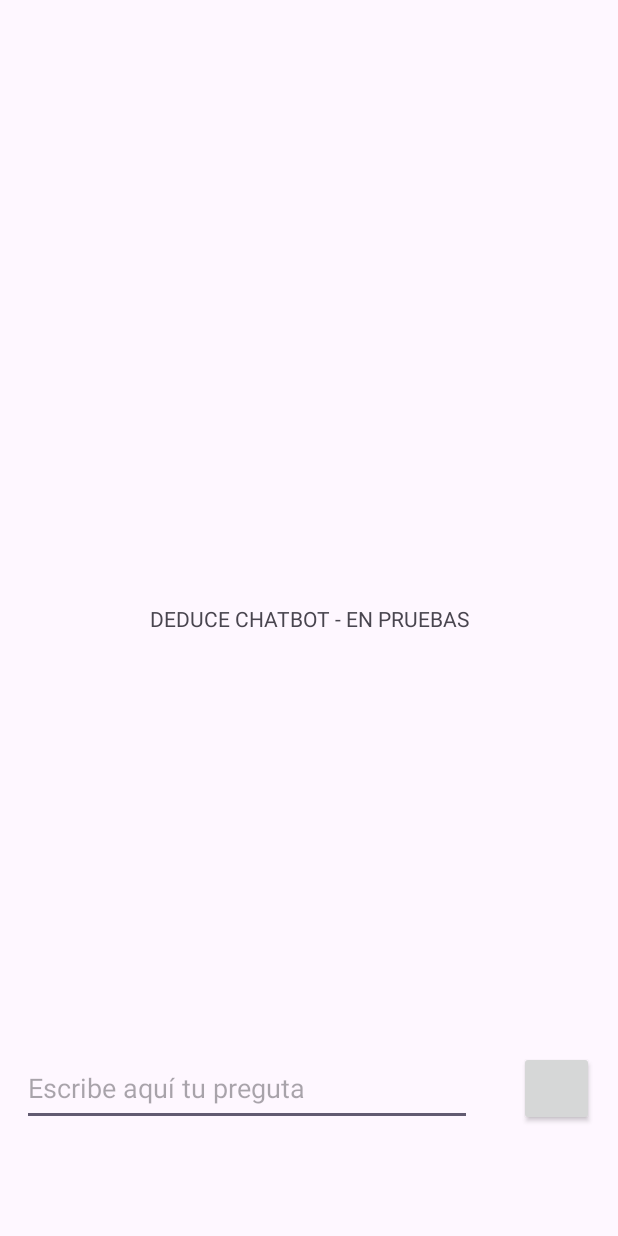
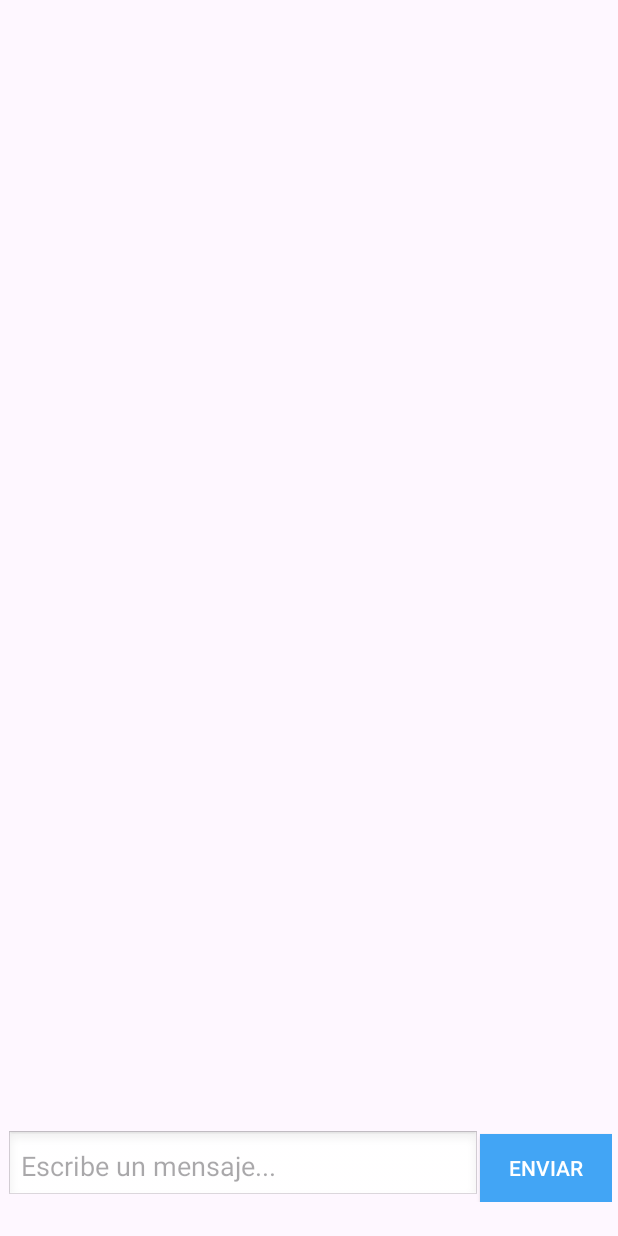
Before and after one commit to julito2000/FreeGPT, an Android app: the screen it shows after launch (MainActivity), on a phone screen of 412 x 824 dp. Run offline under Robolectric (Android 15) with nearby library versions, the phone set to English and light mode, and no system bars; our stand-ins replace Room's generated code.

Commit message:
Create Main classes and views

```diff
--- a/app/src/main/AndroidManifest.xml
+++ b/app/src/main/AndroidManifest.xml
@@ -1,6 +1,7 @@
 <?xml version="1.0" encoding="utf-8"?>
 <manifest xmlns:android="http://schemas.android.com/apk/res/android"
     xmlns:tools="http://schemas.android.com/tools">
+    <uses-permission android:name="android.permission.INTERNET"/>
 
     <application
         android:allowBackup="true"
--- /dev/null
+++ b/app/src/main/java/com/example/deducechatbox/AppDatabase.java
@@ -0,0 +1,9 @@
+package com.example.deducechatbox;
+
+import androidx.room.Database;
+import androidx.room.RoomDatabase;
+
+@Database(entities = {MessageEntity.class}, version = 1)
+public abstract class AppDatabase extends RoomDatabase {
+    public abstract MessageDao messageDao();
+}
--- /dev/null
+++ b/app/src/main/java/com/example/deducechatbox/ChatAdapter.java
@@ -0,0 +1,64 @@
+package com.example.deducechatbox;
+
+
+import android.view.LayoutInflater;
+import android.view.View;
+import android.view.ViewGroup;
+import android.widget.TextView;
+import androidx.annotation.NonNull;
+import androidx.recyclerview.widget.RecyclerView;
+import com.example.deducechatbox.R;
+import com.example.deducechatbox.MessageEntity;
+import java.util.List;
+import android.view.Gravity;
+import android.widget.FrameLayout;
+
+
+public class ChatAdapter extends RecyclerView.Adapter<ChatAdapter.ChatViewHolder> {
+
+    private List<MessageEntity> messageList;
+
+    public ChatAdapter(List<MessageEntity> messageList) {
+        this.messageList = messageList;
+    }
+
+    @NonNull
+    @Override
+    public ChatViewHolder onCreateViewHolder(@NonNull ViewGroup parent, int viewType) {
+        View view = LayoutInflater.from(parent.getContext())
+                .inflate(R.layout.item_message, parent, false);
+        return new ChatViewHolder(view);
+    }
+
+    @Override
+    public void onBindViewHolder(@NonNull ChatViewHolder holder, int position) {
+        MessageEntity message = messageList.get(position);
+        holder.messageText.setText(message.getContent());
+        holder.itemView.setAlpha(0f);
+        holder.itemView.animate().alpha(1f).setDuration(300).start();
+
+        // Set alignment based on sender
+        if ("user".equals(message.getRole())) {
+            holder.messageText.setBackgroundResource(R.drawable.user_bubble);
+            params.gravity = Gravity.END;
+        } else {
+            holder.messageText.setBackgroundResource(R.drawable.bot_bubble);
+            params.gravity = Gravity.START;
+        }
+        holder.messageText.setLayoutParams(params);
+    }
+
+    @Override
+    public int getItemCount() {
+        return messageList.size();
+    }
+
+    static class ChatViewHolder extends RecyclerView.ViewHolder {
+        TextView messageText;
+
+        ChatViewHolder(@NonNull View itemView) {
+            super(itemView);
+            messageText = itemView.findViewById(R.id.messageText);
+        }
+    }
+}
--- a/app/src/main/java/com/example/deducechatbox/MainActivity.java
+++ b/app/src/main/java/com/example/deducechatbox/MainActivity.java
@@ -1,24 +1,154 @@
 package com.example.deducechatbox;
 
+import androidx.appcompat.app.AppCompatActivity;
+import androidx.recyclerview.widget.LinearLayoutManager;
+import androidx.recyclerview.widget.RecyclerView;
 import android.os.Bundle;
+import android.util.Log;
+import android.view.View;
+import android.widget.Button;
+import android.widget.EditText;
 
-import androidx.activity.EdgeToEdge;
-import androidx.appcompat.app.AppCompatActivity;
-import androidx.core.graphics.Insets;
-import androidx.core.view.ViewCompat;
-import androidx.core.view.WindowInsetsCompat;
+import androidx.room.Room;
+
+import com.example.deducechatbox.AppDatabase;
+import com.example.deducechatbox.MessageEntity;
+import com.example.deducechatbox.MessageDao;
+import com.example.deducechatbox.ChatAdapter;
+import com.google.gson.annotations.SerializedName;
+
+import java.util.ArrayList;
+import java.util.Arrays;
+import java.util.List;
+
+import okhttp3.OkHttpClient;
+import okhttp3.logging.HttpLoggingInterceptor;
+import retrofit2.Call;
+import retrofit2.Callback;
+import retrofit2.Response;
+import retrofit2.Retrofit;
+import retrofit2.converter.gson.GsonConverterFactory;
+import retrofit2.http.Body;
+import retrofit2.http.Header;
+import retrofit2.http.POST;
 
 public class MainActivity extends AppCompatActivity {
+
+    private EditText userInput;
+    private Button sendButton;
+    private RecyclerView recyclerView;
+    private ChatAdapter chatAdapter;
+    private List<MessageEntity> chatMessages = new ArrayList<>();
+    private OpenAIApi openAIApi;
+    private final String API_KEY = "Bearer TU_API_KEY_AQUI";
+    private AppDatabase db;
+    private MessageDao messageDao;
 
     @Override
     protected void onCreate(Bundle savedInstanceState) {
         super.onCreate(savedInstanceState);
-        EdgeToEdge.enable(this);
         setContentView(R.layout.activity_main);
-        ViewCompat.setOnApplyWindowInsetsListener(findViewById(R.id.main), (v, insets) -> {
-            Insets systemBars = insets.getInsets(WindowInsetsCompat.Type.systemBars());
-            v.setPadding(systemBars.left, systemBars.top, systemBars.right, systemBars.bottom);
-            return insets;
+
+        userInput = findViewById(R.id.userInput);
+        sendButton = findViewById(R.id.sendButton);
+        recyclerView = findViewById(R.id.recyclerView);
+
+        chatAdapter = new ChatAdapter(chatMessages);
+        recyclerView.setLayoutManager(new LinearLayoutManager(this));
+        recyclerView.setAdapter(chatAdapter);
+
+        db = Room.databaseBuilder(getApplicationContext(), AppDatabase.class, "chat-db").allowMainThreadQueries().build();
+        messageDao = db.messageDao();
+
+        // Load previous messages
+        chatMessages.addAll(messageDao.getAllMessages());
+        chatAdapter.notifyDataSetChanged();
+
+        HttpLoggingInterceptor interceptor = new HttpLoggingInterceptor();
+        interceptor.setLevel(HttpLoggingInterceptor.Level.BODY);
+        OkHttpClient client = new OkHttpClient.Builder().addInterceptor(interceptor).build();
+
+        Retrofit retrofit = new Retrofit.Builder()
+                .baseUrl("https://api.openai.com/")
+                .client(client)
+                .addConverterFactory(GsonConverterFactory.create())
+                .build();
+
+        openAIApi = retrofit.create(OpenAIApi.class);
+
+        sendButton.setOnClickListener(new View.OnClickListener() {
+            @Override
+            public void onClick(View view) {
+                String input = userInput.getText().toString();
+                if (!input.isEmpty()) {
+                    addMessageToChat("user", input);
+                    sendMessage(input,0.0,0.0,0,0,0.0);
+                    userInput.setText("");
+                }
+            }
         });
     }
+
+    private void sendMessage(String inputText, Double temperature, Double topK, int topP, int max_token,double rep_penalty ) {
+        Message userMessage = new Message("user", inputText);
+        OpenAIRequest request = new OpenAIRequest("gpt-3.5-turbo", Arrays.asList(userMessage));
+
+        openAIApi.sendMessage(API_KEY, request).enqueue(new Callback<OpenAIResponse>() {
+            @Override
+            public void onResponse(Call<OpenAIResponse> call, Response<OpenAIResponse> response) {
+                if (response.isSuccessful()) {
+                    String reply = response.body().choices.get(0).message.content;
+                    addMessageToChat("Bot: ", reply);
+                } else {
+                    addMessageToChat("system", "Error: " + response.code());
+                }
+            }
+
+            @Override
+            public void onFailure(Call<OpenAIResponse> call, Throwable t) {
+                addMessageToChat("system", "Fallo: " + t.getMessage());
+            }
+        });
+    }
+
+    private void addMessageToChat(String role, String content) {
+        MessageEntity messageEntity = new MessageEntity(role, content);
+        messageDao.insertMessage(messageEntity);
+        chatMessages.add(messageEntity);
+        chatAdapter.notifyItemInserted(chatMessages.size() - 1);
+        recyclerView.scrollToPosition(chatMessages.size() - 1);
+    }
+
+    interface OpenAIApi {
+        @POST("v1/chat/completions")
+        Call<OpenAIResponse> sendMessage(@Header("Authorization") String auth, @Body OpenAIRequest body);
+    }
+
+    class OpenAIRequest {
+        String model;
+        List<Message> messages;
+
+        OpenAIRequest(String model, List<Message> messages) {
+            this.model = model;
+            this.messages = messages;
+        }
+    }
+
+    class Message {
+        String role;
+        String content;
+
+        Message(String role, String content) {
+            this.role = role;
+            this.content = content;
+        }
+    }
+
+    class OpenAIResponse {
+        List<Choice> choices;
+    }
+
+    class Choice {
+        Message message;
+    }
 }
--- /dev/null
+++ b/app/src/main/java/com/example/deducechatbox/MessageDao.java
@@ -0,0 +1,21 @@
+package com.example.deducechatbox;
+
+
+import androidx.room.Dao;
+import androidx.room.Insert;
+import androidx.room.Query;
+
+import java.util.List;
+
+@Dao
+public interface MessageDao {
+
+    @Insert
+    void insertMessage(MessageEntity message);
+
+    @Query("SELECT * FROM messages")
+    List<MessageEntity> getAllMessages();
+
+    @Query("DELETE FROM messages")
+    void clearMessages();
+}
--- /dev/null
+++ b/app/src/main/res/drawable/bot_bubble.xml
@@ -0,0 +1,8 @@
+<shape xmlns:android="http://schemas.android.com/apk/res/android"
+    android:shape="rectangle">
+    <gradient
+        android:startColor="@color/azul"
+        android:endColor="@color/morado"
+        android:angle="180" />
+    <corners android:radius="16dp" />
+</shape>
--- /dev/null
+++ b/app/src/main/res/drawable/user_bubble.xml
@@ -0,0 +1,9 @@
+<shape xmlns:android="http://schemas.android.com/apk/res/android"
+    android:shape="rectangle">
+    <gradient
+        android:startColor="@color/morado"
+        android:endColor="@color/azul"
+        android:angle="180" />
+    <corners android:radius="16dp" />
+
+</shape>
--- a/app/src/main/res/layout/activity_main.xml
+++ b/app/src/main/res/layout/activity_main.xml
@@ -7,39 +7,49 @@
     android:layout_height="match_parent"
     tools:context=".MainActivity">
 
-    <TextView
-        android:id="@+id/historialChat"
-        android:layout_width="wrap_content"
+
+    <androidx.recyclerview.widget.RecyclerView
+        android:id="@+id/recyclerView"
+        android:layout_width="match_parent"
+        android:layout_height="650dp"
+        android:layout_weight="1"
+        android:padding="4dp"
+        android:scrollbars="vertical"
+        app:layout_constraintBottom_toTopOf="@+id/linearLayout2"
+        app:layout_constraintTop_toTopOf="parent"
+        app:layout_constraintVertical_bias="0.0"
+        tools:layout_editor_absoluteX="0dp" />
+
+    <LinearLayout
+        android:id="@+id/linearLayout2"
+        android:layout_width="match_parent"
         android:layout_height="wrap_content"
-        android:text="@string/texto"
+        android:orientation="horizontal"
+        android:padding="4dp"
         app:layout_constraintBottom_toBottomOf="parent"
-        app:layout_constraintEnd_toEndOf="parent"
-        app:layout_constraintStart_toStartOf="parent"
-        app:layout_constraintTop_toTopOf="parent" />
+        app:layout_constraintTop_toTopOf="parent"
+        app:layout_constraintVertical_bias="0.976"
+        tools:layout_editor_absoluteX="-16dp">
+
+        <EditText
+            android:id="@+id/userInput"
+            android:layout_width="0dp"
+            android:layout_height="wrap_content"
+            android:layout_weight="1"
+            android:background="@android:drawable/edit_text"
+            android:hint="@string/enviar"
+            android:padding="10dp"
+            android:textColor="#000000" />
+
+        <androidx.appcompat.widget.AppCompatButton
+            android:id="@+id/sendButton"
+            android:layout_width="wrap_content"
+            android:layout_height="45dp"
+            android:background="@color/azul"
+            android:padding="10dp"
+            android:text="Enviar"
+            android:textColor="#FFFFFF" />
+    </LinearLayout>
 
 
-
-
-    <androidx.appcompat.widget.AppCompatButton
-        android:layout_width="50dp"
-        android:layout_height="50dp"
-        app:layout_constraintBottom_toBottomOf="parent"
-        app:layout_constraintEnd_toEndOf="parent"
-        app:layout_constraintHorizontal_bias="0.659"
-        app:layout_constraintStart_toEndOf="@+id/cuadroPregunta"
-        app:layout_constraintTop_toTopOf="parent"
-        app:layout_constraintVertical_bias="0.905" />
-
-    <EditText
-        android:id="@+id/cuadroPregunta"
-        android:layout_width="300dp"
-        android:layout_height="50dp"
-        android:hint="@string/enviar"
-        app:layout_constraintBottom_toBottomOf="parent"
-        app:layout_constraintEnd_toEndOf="parent"
-        app:layout_constraintHorizontal_bias="0.13"
-        app:layout_constraintStart_toStartOf="parent"
-        app:layout_constraintTop_toTopOf="parent"
-        app:layout_constraintVertical_bias="0.905" />
-
 </androidx.constraintlayout.widget.ConstraintLayout>
--- a/app/src/main/res/values/colors.xml
+++ b/app/src/main/res/values/colors.xml
@@ -2,4 +2,8 @@
 <resources>
     <color name="black">#FF000000</color>
     <color name="white">#FFFFFFFF</color>
+    <color name="azul">#FF42A5F5</color>
+    <color name="verde">#FF4CAF50</color>
+    <color name="morado">#FF6600A1</color>
+    <color name="gris">#FFeef1f6</color>
 </resources>
--- a/app/src/main/res/values/strings.xml
+++ b/app/src/main/res/values/strings.xml
@@ -1,5 +1,5 @@
 <resources>
     <string name="app_name">Deduce chatbox</string>
-    <string name="enviar">Escribe aquí tu preguta</string>
+    <string name="enviar">Escribe un mensaje...</string>
     <string name="texto">DEDUCE CHATBOT - EN PRUEBAS</string>
 </resources>
```
Also changed, not shown: app/src/main/java/com/example/deducechatbox/MessageEntity.java (added, +28 -0 lines), app/src/main/res/layout/item_message.xml (added, +15 -0 lines).
